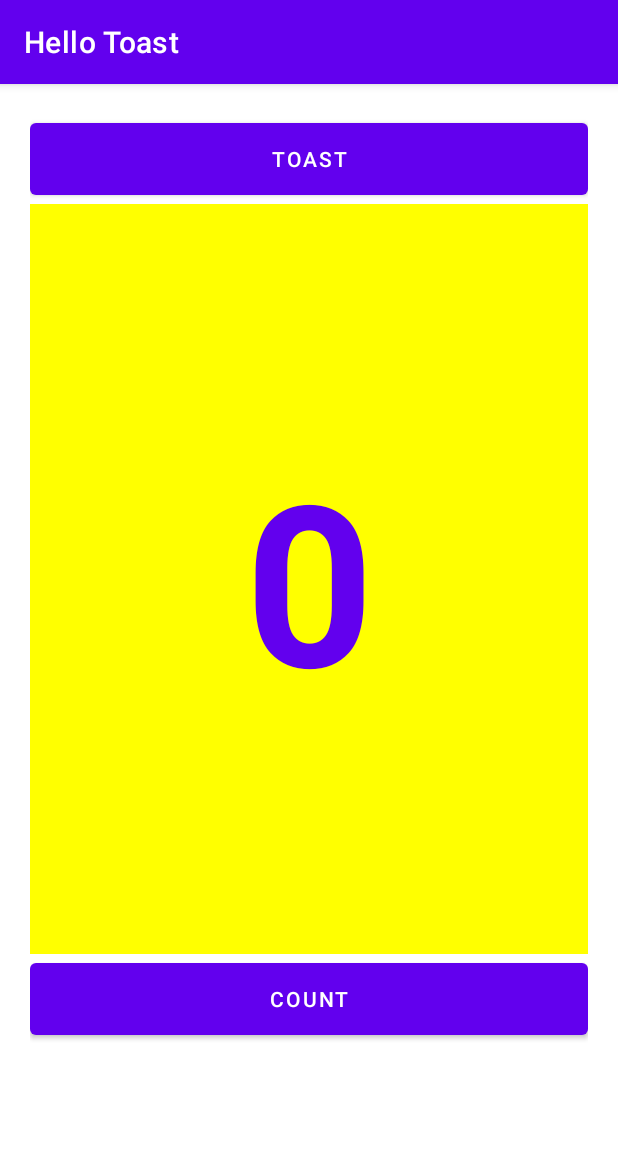
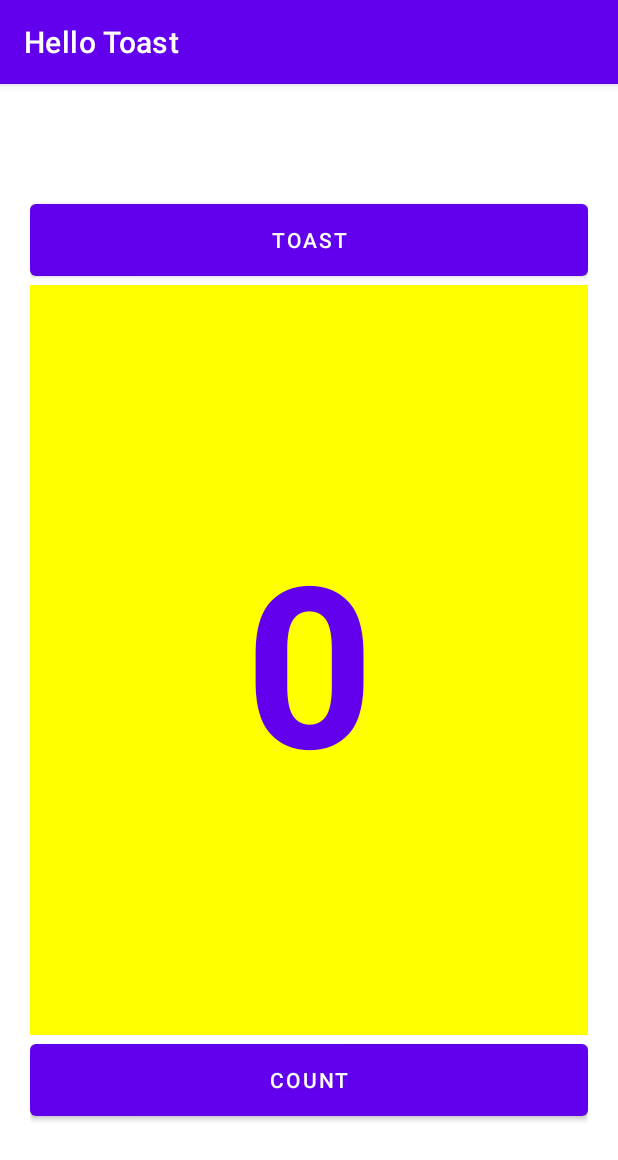
Before and after one commit to Marcos-Lopez-de-la-Fuente/Hello-Toast, an Android app: the screen it shows after launch (MainActivity), on a phone screen of 412 x 824 dp. Shown: the top 1160 px of the screen. Run offline under Robolectric (Android 15) with nearby library versions, the phone set to English and light mode, and no system bars.

Commit message:
Programa acabado, falta comentar en el README

```diff
--- a/app/src/main/res/layout-land/activity_main.xml
+++ b/app/src/main/res/layout-land/activity_main.xml
@@ -2,44 +2,37 @@
 <LinearLayout xmlns:android="http://schemas.android.com/apk/res/android"
     android:layout_width="match_parent"
     android:layout_height="match_parent"
+    android:layout_margin="20sp"
     android:gravity="center"
-    android:orientation="vertical"
-    android:layout_margin="20sp">
+    android:orientation="vertical">
 
-
-    <LinearLayout
-        android:layout_width="match_parent"
-        android:layout_height="match_parent"
-        android:orientation="vertical">
 
     <Button
         android:id="@+id/button_toast"
         android:layout_width="match_parent"
         android:layout_height="wrap_content"
-            android:text="Toast"
-            android:height="60sp"/>
+        android:height="60sp"
+        android:text="Toast" />
 
     <TextView
         android:id="@+id/show_count"
         android:layout_width="match_parent"
         android:layout_height="wrap_content"
         android:height="150sp"
+        android:background="@color/yellow"
+        android:gravity="center"
         android:text="0"
         android:textColor="@color/purple_500"
         android:textSize="100sp"
-            android:gravity="center"
-            android:textStyle="bold"
-            android:background="@color/yellow"/>
-
+        android:textStyle="bold" />
 
 
     <Button
         android:id="@+id/button_count"
         android:layout_width="match_parent"
         android:layout_height="wrap_content"
-            android:text="Count"
-            android:height="60sp"/>
+        android:height="60sp"
+        android:text="Count" />
+
 
 </LinearLayout>
-
-</LinearLayout>
--- a/app/src/main/res/layout/activity_main.xml
+++ b/app/src/main/res/layout/activity_main.xml
@@ -2,44 +2,37 @@
 <LinearLayout xmlns:android="http://schemas.android.com/apk/res/android"
     android:layout_width="match_parent"
     android:layout_height="match_parent"
+    android:layout_margin="20sp"
     android:gravity="center"
-    android:orientation="vertical"
-    android:layout_margin="20sp">
+    android:orientation="vertical">
 
-
-    <LinearLayout
-        android:layout_width="match_parent"
-        android:layout_height="match_parent"
-        android:orientation="vertical">
 
     <Button
         android:id="@+id/button_toast"
         android:layout_width="match_parent"
         android:layout_height="wrap_content"
-            android:text="Toast"
-            android:height="60sp"/>
+        android:height="60sp"
+        android:text="Toast" />
 
     <TextView
         android:id="@+id/show_count"
         android:layout_width="match_parent"
         android:layout_height="wrap_content"
         android:height="500sp"
+        android:background="@color/yellow"
+        android:gravity="center"
         android:text="0"
         android:textColor="@color/purple_500"
         android:textSize="150sp"
-            android:gravity="center"
-            android:textStyle="bold"
-            android:background="@color/yellow"/>
-
+        android:textStyle="bold" />
 
 
     <Button
         android:id="@+id/button_count"
         android:layout_width="match_parent"
         android:layout_height="wrap_content"
-            android:text="Count"
-            android:height="60sp"/>
+        android:height="60sp"
+        android:text="Count" />
+
 
 </LinearLayout>
-
-</LinearLayout>
```
Lines whose indentation alone changed are shown as unchanged.
